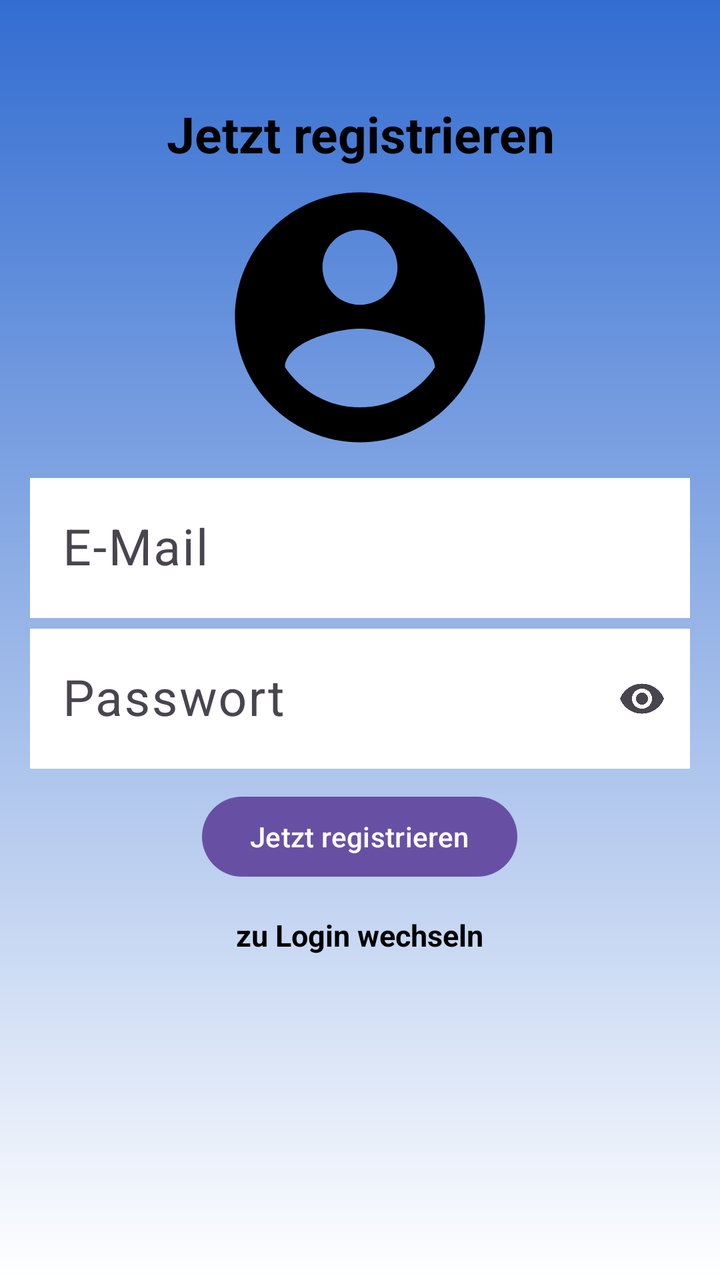
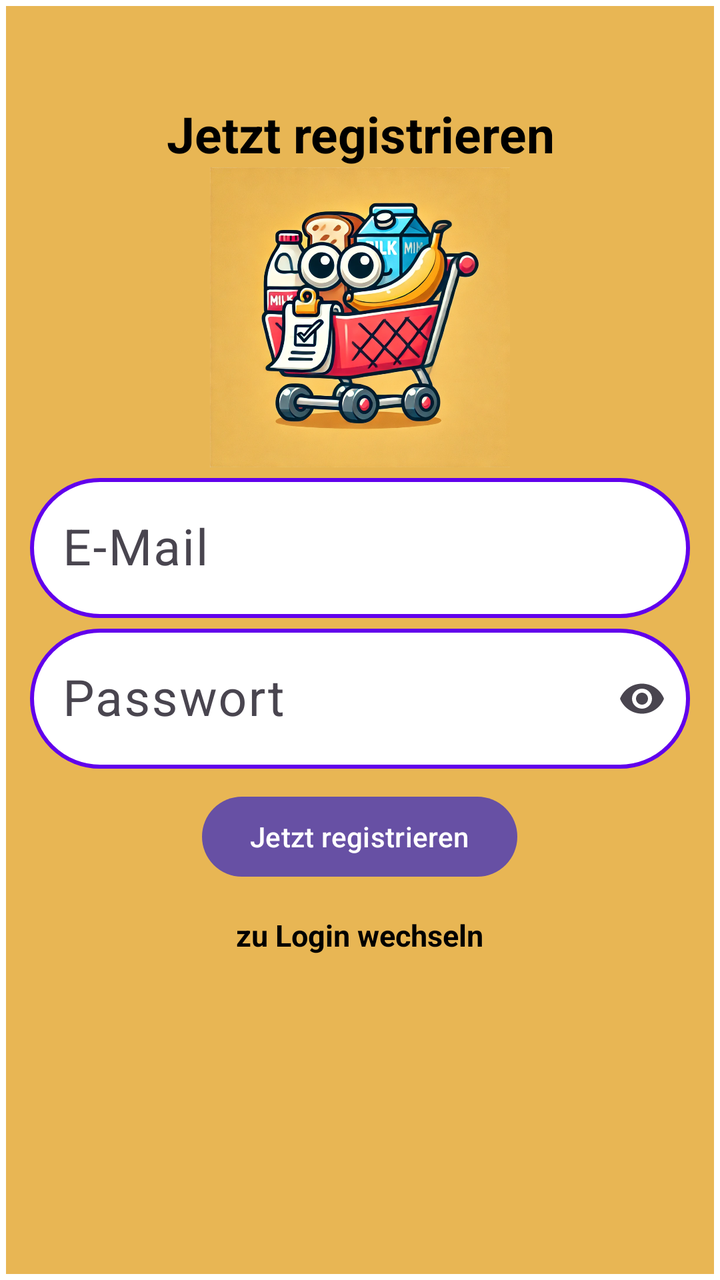

Two renders of the same Android screen: before a commit and after it. Below are the layout's source before the change and the commit's diff.
<!-- AndroidManifest.xml: application theme Theme.EinkaufslisteAndroid -->
<!-- res/layout/activity_register.xml -->
<?xml version="1.0" encoding="utf-8"?>
<LinearLayout xmlns:android="http://schemas.android.com/apk/res/android"
    android:layout_width="match_parent"
    android:layout_height="match_parent"
    android:orientation="vertical"
    android:background="@drawable/login_background"
    xmlns:app="http://schemas.android.com/apk/res-auto">

    <TextView
        android:layout_width="match_parent"
        android:textStyle="bold"
        android:textSize="25sp"
        android:layout_marginTop="50dp"
        android:layout_height="wrap_content"
        android:gravity="center"
        android:text="@string/register"
        />

    <ImageView
        android:layout_width="150dp"
        android:layout_height="150dp"
        android:layout_gravity="center"
        android:src="@drawable/account_icon" />

    <com.google.android.material.textfield.TextInputLayout
        android:layout_width="match_parent"
        android:layout_height="wrap_content">

        <com.google.android.material.textfield.TextInputEditText
            android:id="@+id/emailText"
            android:layout_width="match_parent"
            android:layout_marginHorizontal="15dp"
            android:layout_height="70dp"
            android:hint="@string/e_mail"
            android:textColor="@color/black"
            android:textColorHint="@color/black"
            android:background="@color/white"
            android:textSize="25sp"
            />
    </com.google.android.material.textfield.TextInputLayout>

    <com.google.android.material.textfield.TextInputLayout
        android:layout_width="match_parent"
        android:layout_height="wrap_content"
        app:endIconMode="password_toggle">

        <com.google.android.material.textfield.TextInputEditText
            android:id="@+id/passwordText"
            android:layout_width="match_parent"
            android:layout_height="70dp"
            android:layout_marginHorizontal="15dp"
            android:hint="@string/passwort"
            android:inputType="textPassword"
            android:textColor="@color/black"
            android:textColorHint="@color/black"
            android:background="@color/white"
            android:textSize="25sp"
            android:layout_marginTop="5dp"
            />
    </com.google.android.material.textfield.TextInputLayout>

    <include android:id="@+id/validation_password"
        android:layout_width="match_parent"
        android:layout_height="wrap_content"
        layout="@layout/validation_password"
        android:layout_marginStart="15sp"
        android:visibility="gone">
    </include>

    <ProgressBar
        android:id="@+id/progressBar"
        android:layout_width="wrap_content"
        android:layout_height="wrap_content"
        android:layout_gravity="center"
        android:visibility="gone"/>

    <Button
        android:id="@+id/registerBtn"
        android:layout_width="wrap_content"
        android:layout_height="wrap_content"
        android:layout_gravity="center"
        android:text="@string/register"
        android:layout_marginTop="10dp"
        />

    <TextView
        android:id="@+id/loginNow"
        android:layout_marginTop="15dp"
        android:layout_width="wrap_content"
        android:layout_height="wrap_content"
        android:text="@string/klicke_hier_um_dich_zu_anmelden"
        android:layout_gravity="center"
        android:textSize="15sp"
        android:textStyle="bold"/>

</LinearLayout>
<!-- res/layout/validation_password.xml (included above) -->
<?xml version="1.0" encoding="utf-8"?>
<LinearLayout xmlns:android="http://schemas.android.com/apk/res/android"
    android:layout_width="match_parent"
    android:layout_height="match_parent"
    android:orientation="vertical"
    android:id="@+id/validation_password">

    <TextView
        android:id="@+id/checkLength"
        android:layout_width="wrap_content"
        android:layout_height="wrap_content"
        android:layout_marginBottom="8dp"
        android:text="@string/mindestens_8_zeichen"
        android:textStyle="bold"
        android:textColor="@android:color/holo_red_dark" />

    <TextView
        android:id="@+id/checkUppercase"
        android:layout_width="wrap_content"
        android:layout_height="wrap_content"
        android:layout_marginBottom="8dp"
        android:text="@string/mindestens_ein_gro_buchstabe"
        android:textStyle="bold"
        android:textColor="@android:color/holo_red_dark" />

    <TextView
        android:id="@+id/checkSpecialChar"
        android:layout_width="wrap_content"
        android:layout_height="wrap_content"
        android:layout_marginBottom="8dp"
        android:text="@string/mindestens_ein_sonderzeichen"
        android:textStyle="bold"
        android:textColor="@android:color/holo_red_dark" />

    <TextView
        android:id="@+id/checkNumber"
        android:layout_width="wrap_content"
        android:layout_height="wrap_content"
        android:text="@string/mindestens_eine_zahl"
        android:textStyle="bold"
        android:textColor="@android:color/holo_red_dark" />

</LinearLayout>
<!-- resources referenced by this layout -->
<resources>
  <color name="black">#FF000000</color>
  <color name="white">#FFFFFFFF</color>
  <!-- drawable account_icon (drawable) -->
  <vector xmlns:android="http://schemas.android.com/apk/res/android" android:height="24dp" android:tint="#000000" android:viewportHeight="24" android:viewportWidth="24" android:width="24dp">
        
      <path android:fillColor="@android:color/white" android:pathData="M12,2C6.48,2 2,6.48 2,12s4.48,10 10,10 10,-4.48 10,-10S17.52,2 12,2zM12,5c1.66,0 3,1.34 3,3s-1.34,3 -3,3 -3,-1.34 -3,-3 1.34,-3 3,-3zM12,19.2c-2.5,0 -4.71,-1.28 -6,-3.22 0.03,-1.99 4,-3.08 6,-3.08 1.99,0 5.97,1.09 6,3.08 -1.29,1.94 -3.5,3.22 -6,3.22z"/>
      
  </vector>
  <!-- drawable login_background (drawable) -->
  <?xml version="1.0" encoding="utf-8"?>
  <shape xmlns:android="http://schemas.android.com/apk/res/android">
  
      <gradient android:type="linear" android:angle="200"
          android:startColor="#336DD1" android:endColor="#FFFFFF"/>
  
  </shape>
  <string name="e_mail">E-Mail</string>
  <string name="klicke_hier_um_dich_zu_anmelden">zu Login wechseln</string>
  <string name="mindestens_8_zeichen">Mindestens 8 Zeichen</string>
  <string name="mindestens_ein_gro_buchstabe">Mindestens ein Großbuchstabe</string>
  <string name="mindestens_ein_sonderzeichen">Mindestens ein Sonderzeichen</string>
  <string name="mindestens_eine_zahl">Mindestens eine Zahl</string>
  <string name="passwort">Passwort</string>
  <string name="register">Jetzt registrieren</string>
  <style name="Theme.EinkaufslisteAndroid" parent="Base.Theme.EinkaufslisteAndroid" />
  <style name="Base.Theme.EinkaufslisteAndroid" parent="Theme.Material3.DayNight.NoActionBar">
          
          
          <item name="android:textColor">@color/black</item>
      </style>
</resources>

<!-- the commit's change to res/layout/activity_register.xml (unified diff, before → after) -->
@@ -20,7 +20,7 @@
         android:layout_width="150dp"
         android:layout_height="150dp"
         android:layout_gravity="center"
-        android:src="@drawable/account_icon" />
+        android:src="@drawable/login_icon_app" />
 
     <com.google.android.material.textfield.TextInputLayout
         android:layout_width="match_parent"
@@ -34,7 +34,7 @@
             android:hint="@string/e_mail"
             android:textColor="@color/black"
             android:textColorHint="@color/black"
-            android:background="@color/white"
+            android:background="@drawable/edittext_borderradius"
             android:textSize="25sp"
             />
     </com.google.android.material.textfield.TextInputLayout>
@@ -53,7 +53,7 @@
             android:inputType="textPassword"
             android:textColor="@color/black"
             android:textColorHint="@color/black"
-            android:background="@color/white"
+            android:background="@drawable/edittext_borderradius"
             android:textSize="25sp"
             android:layout_marginTop="5dp"
             />
<!-- resource entries referenced after the edit -->
@@ -1,21 +1,34 @@
 <!-- resources referenced by this layout -->
 <resources>
   <color name="black">#FF000000</color>
+  <!-- drawable edittext_borderradius (drawable) -->
+  <?xml version="1.0" encoding="utf-8"?>
+  <shape xmlns:android="http://schemas.android.com/apk/res/android"
+      android:shape="rectangle">
+  
+      <solid android:color="@color/white"/>
+  
+      <corners android:radius="40dp"/>
+  
+      <stroke android:width="2dp"
+          android:color="@color/default_ThemeOverlay_AppCompat"/>
+  
+  
+  </shape>
   <color name="white">#FFFFFFFF</color>
-  <!-- drawable account_icon (drawable) -->
-  <vector xmlns:android="http://schemas.android.com/apk/res/android" android:height="24dp" android:tint="#000000" android:viewportHeight="24" android:viewportWidth="24" android:width="24dp">
-        
-      <path android:fillColor="@android:color/white" android:pathData="M12,2C6.48,2 2,6.48 2,12s4.48,10 10,10 10,-4.48 10,-10S17.52,2 12,2zM12,5c1.66,0 3,1.34 3,3s-1.34,3 -3,3 -3,-1.34 -3,-3 1.34,-3 3,-3zM12,19.2c-2.5,0 -4.71,-1.28 -6,-3.22 0.03,-1.99 4,-3.08 6,-3.08 1.99,0 5.97,1.09 6,3.08 -1.29,1.94 -3.5,3.22 -6,3.22z"/>
-      
-  </vector>
+  <color name="default_ThemeOverlay_AppCompat">#6100EC</color>
   <!-- drawable login_background (drawable) -->
   <?xml version="1.0" encoding="utf-8"?>
   <shape xmlns:android="http://schemas.android.com/apk/res/android">
   
-      <gradient android:type="linear" android:angle="200"
-          android:startColor="#336DD1" android:endColor="#FFFFFF"/>
+      <stroke
+          android:width="3dp"
+          android:color="@color/white"/>
+  
+      <solid android:color="#E8B654"/>
   
   </shape>
+  <!-- drawable login_icon_app: webp bitmap (drawable, 227818 bytes) -->
   <string name="e_mail">E-Mail</string>
   <string name="klicke_hier_um_dich_zu_anmelden">zu Login wechseln</string>
   <string name="mindestens_8_zeichen">Mindestens 8 Zeichen</string>
